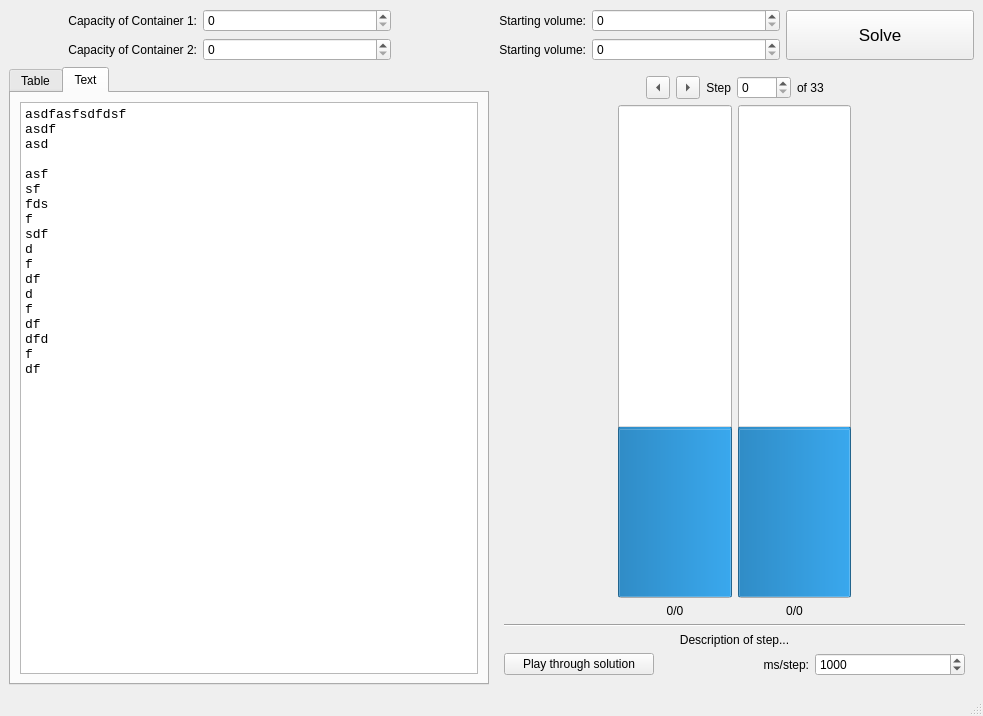
First picture: the form in src/main/resources/base/solver_ui.ui, repository lgactna/water-pouring-puzzle-solver, before the edit.
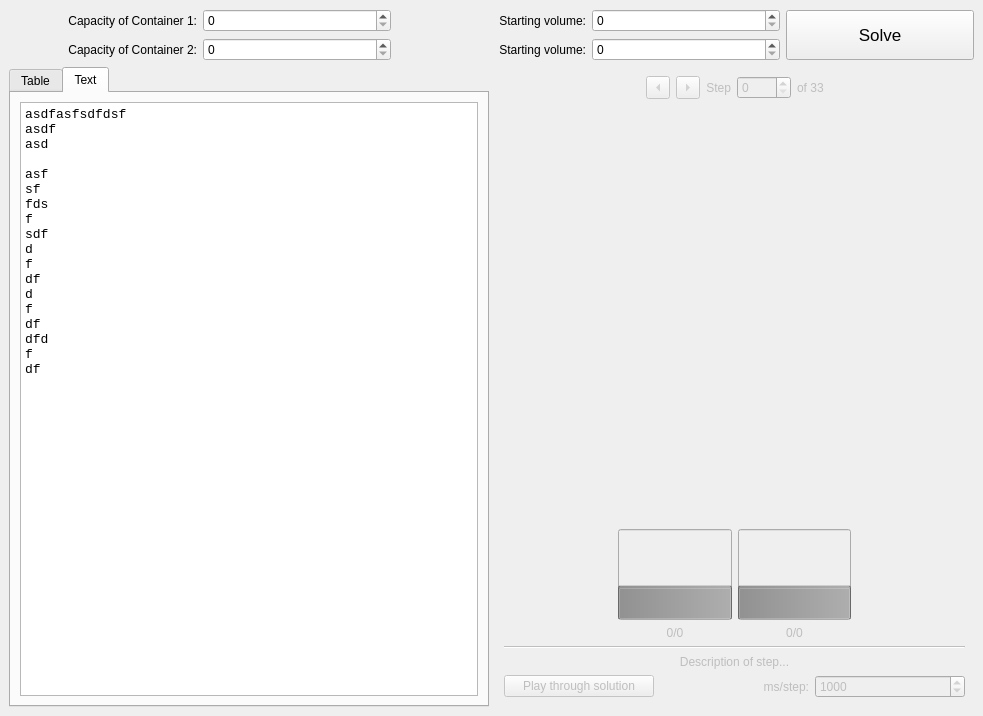
Second picture: the form after the edit. The open tabs and pages were chosen to show the change.

Commit message: name elements, compile ui

```diff
--- a/src/main/resources/base/solver_ui.ui
+++ b/src/main/resources/base/solver_ui.ui
@@ -189,7 +189,10 @@
        </widget>
       </item>
       <item>
-       <widget class="QWidget" name="widget" native="true">
+       <widget class="QWidget" name="solution_area" native="true">
+        <property name="enabled">
+         <bool>false</bool>
+        </property>
         <layout class="QVBoxLayout" name="verticalLayout_5">
          <item>
           <layout class="QHBoxLayout" name="horizontalLayout_2">
@@ -287,10 +290,23 @@
            <item>
             <layout class="QVBoxLayout" name="verticalLayout_3">
              <item>
-              <widget class="QProgressBar" name="progressBar">
+              <spacer name="verticalSpacer">
+               <property name="orientation">
+                <enum>Qt::Vertical</enum>
+               </property>
+               <property name="sizeHint" stdset="0">
+                <size>
+                 <width>20</width>
+                 <height>40</height>
+                </size>
+               </property>
+              </spacer>
+             </item>
+             <item>
+              <widget class="QProgressBar" name="container_1_bar">
                <property name="sizePolicy">
-                <sizepolicy hsizetype="Expanding" vsizetype="Expanding">
-                 <horstretch>0</horstretch>
+                <sizepolicy hsizetype="Expanding" vsizetype="Fixed">
+                 <horstretch>1</horstretch>
                  <verstretch>0</verstretch>
                 </sizepolicy>
                </property>
@@ -326,9 +342,22 @@
            <item>
             <layout class="QVBoxLayout" name="verticalLayout_4">
              <item>
-              <widget class="QProgressBar" name="progressBar_2">
+              <spacer name="verticalSpacer_2">
+               <property name="orientation">
+                <enum>Qt::Vertical</enum>
+               </property>
+               <property name="sizeHint" stdset="0">
+                <size>
+                 <width>20</width>
+                 <height>40</height>
+                </size>
+               </property>
+              </spacer>
+             </item>
+             <item>
+              <widget class="QProgressBar" name="container_2_bar">
                <property name="sizePolicy">
-                <sizepolicy hsizetype="Expanding" vsizetype="Expanding">
+                <sizepolicy hsizetype="Expanding" vsizetype="Fixed">
                  <horstretch>0</horstretch>
                  <verstretch>0</verstretch>
                 </sizepolicy>
@@ -432,17 +461,6 @@
     </item>
    </layout>
   </widget>
-  <widget class="QMenuBar" name="menubar">
-   <property name="geometry">
-    <rect>
-     <x>0</x>
-     <y>0</y>
-     <width>983</width>
-     <height>26</height>
-    </rect>
-   </property>
-  </widget>
-  <widget class="QStatusBar" name="statusbar"/>
  </widget>
  <resources/>
  <connections/>
```
Left out of the diff: 32 changed lines with no effect on the pictures. The commit also changes 1 other file.
